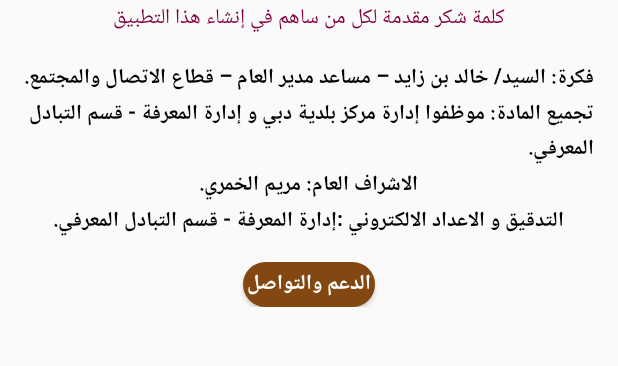
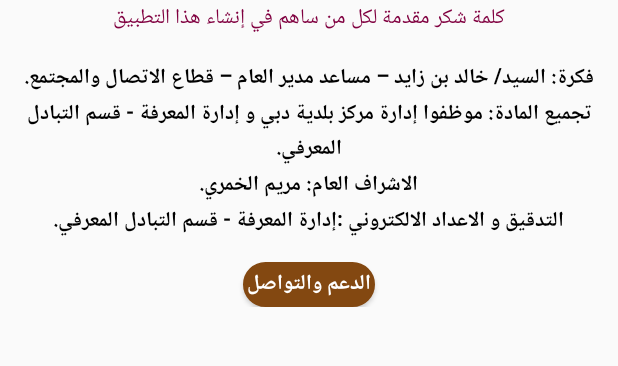
Before and after one commit to Amade-AU/Ramsatna-1.0, an Android app: the AboutActivity screen opened directly, with no data from a screen before it, on a phone screen of 412 x 824 dp, the part 564-930 px from its top. Run offline under Robolectric (Android 15) with nearby library versions, the phone set to English and light mode, and no system bars.

Commit message:
Home Icon and About content center

```diff
--- a/app/src/main/res/layout/content_about.xml
+++ b/app/src/main/res/layout/content_about.xml
@@ -51,6 +51,7 @@
                 android:layout_width="wrap_content"
                 android:layout_height="wrap_content"
                 android:layout_gravity="center"
+                android:gravity="center_horizontal"
                 android:layout_marginBottom="16dp"
                 android:text="@string/about_page_title"
                 android:textColor="#800040" />
@@ -66,7 +67,7 @@
                     android:id="@+id/credit_title_1"
                     android:layout_width="wrap_content"
                     android:layout_height="wrap_content"
-                    android:layout_alignParentRight="true"
+                    android:gravity="center"
                     android:text="@string/credit_title_1"
                     android:textColor="@color/navigationBarColor"
                     android:textStyle="bold" />
@@ -75,7 +76,7 @@
                     android:id="@+id/credit_title_2"
                     android:layout_width="wrap_content"
                     android:layout_height="wrap_content"
-                    android:layout_alignParentRight="true"
+                    android:gravity="center"
                     android:text="@string/credit_title_2"
                     android:textColor="@color/navigationBarColor"
                     android:textStyle="bold" />
@@ -84,7 +85,7 @@
                     android:id="@+id/credit_title_3"
                     android:layout_width="wrap_content"
                     android:layout_height="wrap_content"
-                    android:layout_centerHorizontal="true"
+                    android:gravity="center"
                     android:text="@string/credit_title_3"
                     android:textColor="@color/navigationBarColor"
                     android:textStyle="bold" />
@@ -95,8 +96,8 @@
                     android:layout_height="wrap_content"
                     android:singleLine="false"
                     android:text="@string/credit_title_4"
-                    android:textAlignment="center"
                     android:textColor="@color/navigationBarColor"
+                    android:gravity="center"
                     android:textStyle="bold" />
 
             </LinearLayout>
```
Also changed, not shown: app/src/main/res/drawable-xxxhdpi/home.png (deleted).
